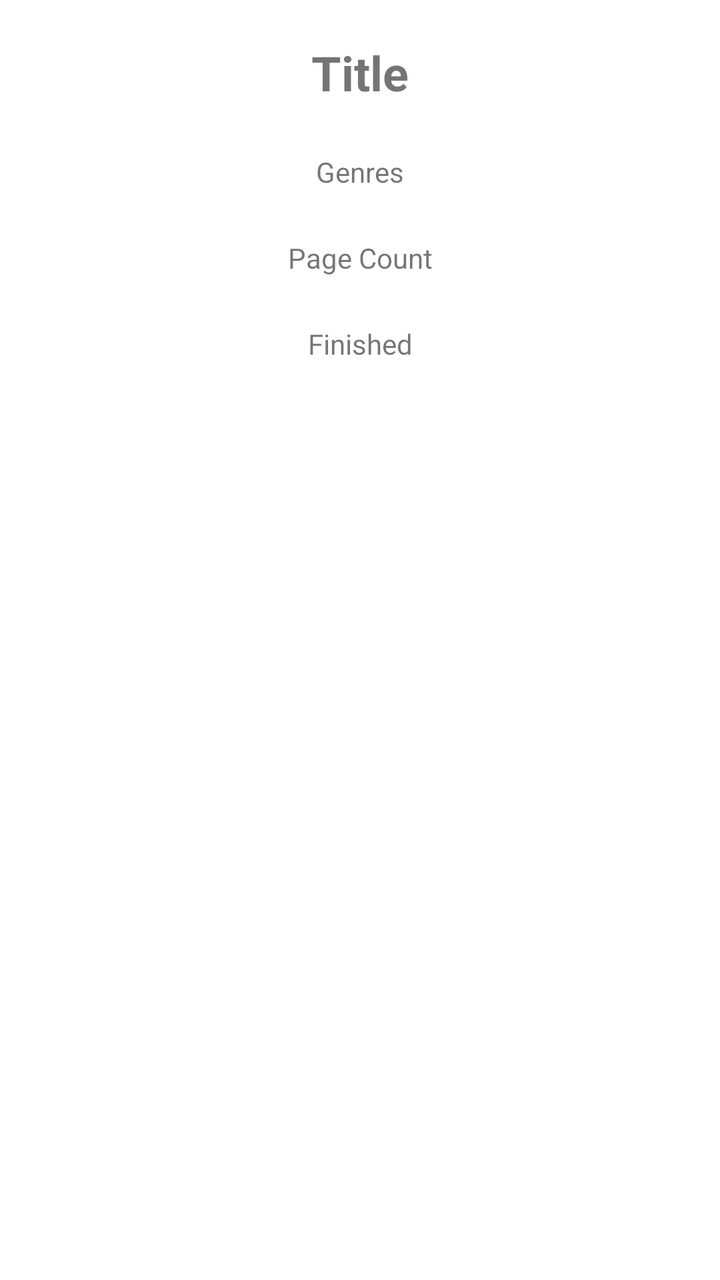
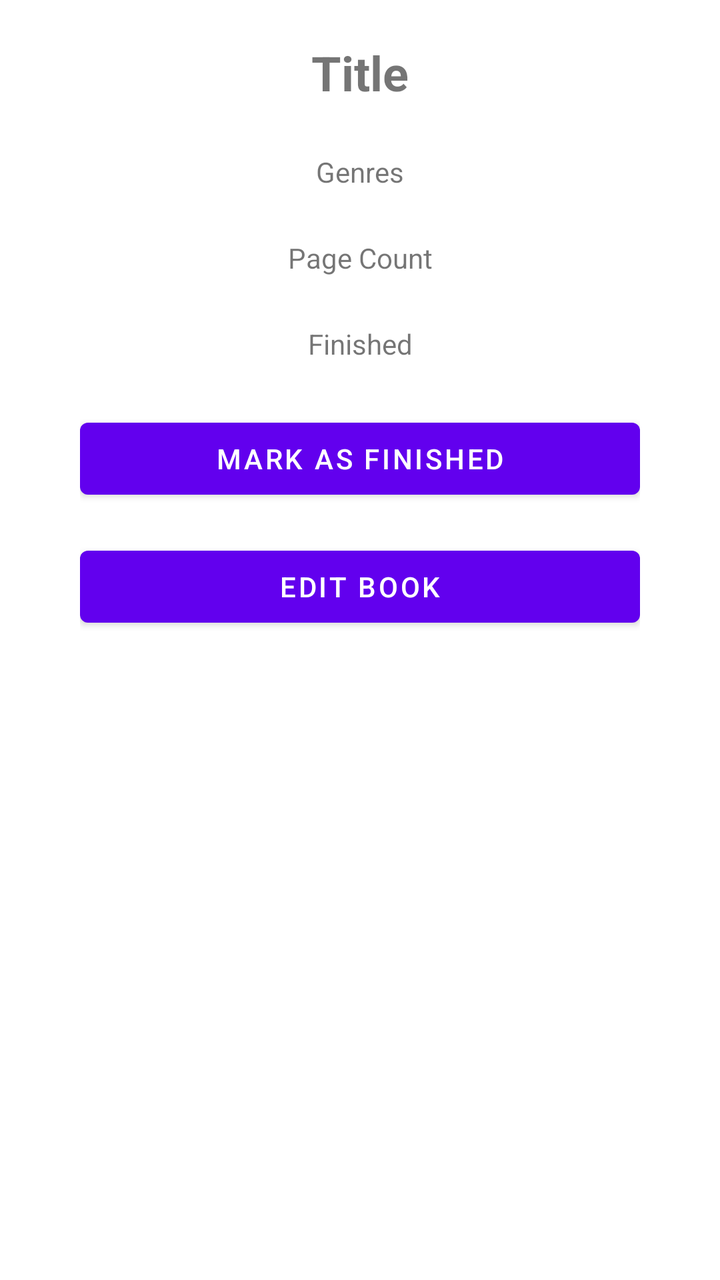

An Android layout rendered at two revisions. The XML below is the earlier revision; the diff shows what the commit changed to produce the second picture.
<!-- AndroidManifest.xml: application theme Theme.KirjaSovellus -->
<!-- res/layout/fragment_book_details.xml -->
<?xml version="1.0" encoding="utf-8"?>
<androidx.constraintlayout.widget.ConstraintLayout xmlns:android="http://schemas.android.com/apk/res/android"
    xmlns:app="http://schemas.android.com/apk/res-auto"
    xmlns:tools="http://schemas.android.com/tools"
    android:layout_width="match_parent"
    android:layout_height="match_parent"
    android:paddingHorizontal="40dp"
    android:paddingVertical="20dp"
    tools:context=".BookDetailsFragment">

    <TextView
        android:id="@+id/tvBookDetailsTitle"
        android:layout_width="wrap_content"
        android:layout_height="wrap_content"
        android:text="Title"
        android:textAlignment="center"
        android:textSize="24sp"
        android:textStyle="bold"
        app:layout_constraintEnd_toEndOf="parent"
        app:layout_constraintStart_toStartOf="parent"
        app:layout_constraintTop_toTopOf="parent" />

    <TextView
        android:id="@+id/tvBookDetailsGenres"
        android:layout_width="wrap_content"
        android:layout_height="wrap_content"
        android:layout_marginTop="24dp"
        android:text="Genres"
        app:layout_constraintEnd_toEndOf="parent"
        app:layout_constraintStart_toStartOf="parent"
        app:layout_constraintTop_toBottomOf="@+id/tvBookDetailsTitle" />

    <TextView
        android:id="@+id/tvBookDetailsPageCount"
        android:layout_width="wrap_content"
        android:layout_height="wrap_content"
        android:layout_marginTop="24dp"
        android:text="Page Count"
        app:layout_constraintEnd_toEndOf="parent"
        app:layout_constraintStart_toStartOf="parent"
        app:layout_constraintTop_toBottomOf="@+id/tvBookDetailsGenres" />

    <TextView
        android:id="@+id/tvBookDetailsFinished"
        android:layout_width="wrap_content"
        android:layout_height="wrap_content"
        android:layout_marginTop="24dp"
        android:text="Finished"
        app:layout_constraintEnd_toEndOf="parent"
        app:layout_constraintStart_toStartOf="parent"
        app:layout_constraintTop_toBottomOf="@+id/tvBookDetailsPageCount" />
</androidx.constraintlayout.widget.ConstraintLayout>
<!-- resources referenced by this layout -->
<resources>
  <style name="Theme.KirjaSovellus" parent="Theme.MaterialComponents.DayNight.DarkActionBar">
          
          <item name="colorPrimary">@color/purple_500</item>
          <item name="colorPrimaryVariant">@color/purple_700</item>
          <item name="colorOnPrimary">@color/white</item>
          
          <item name="colorSecondary">@color/teal_200</item>
          <item name="colorSecondaryVariant">@color/teal_700</item>
          <item name="colorOnSecondary">@color/black</item>
          
          <item name="android:statusBarColor" tools:targetApi="l">?attr/colorPrimaryVariant</item>
          
          <item name="windowNoTitle">true</item>
          <item name="windowActionBar">false</item>
      </style>
  <color name="purple_500">#FF6200EE</color>
  <color name="purple_700">#FF3700B3</color>
  <color name="white">#FFFFFFFF</color>
  <color name="teal_200">#FF03DAC5</color>
  <color name="teal_700">#FF018786</color>
  <color name="black">#FF000000</color>
</resources>

<!-- the commit's change to res/layout/fragment_book_details.xml (unified diff, before → after) -->
@@ -49,4 +49,24 @@
         app:layout_constraintEnd_toEndOf="parent"
         app:layout_constraintStart_toStartOf="parent"
         app:layout_constraintTop_toBottomOf="@+id/tvBookDetailsPageCount" />
+
+    <Button
+        android:id="@+id/btnMarkAsFinished"
+        android:layout_width="0dp"
+        android:layout_height="wrap_content"
+        android:layout_marginTop="24dp"
+        android:text="Mark as finished"
+        app:layout_constraintEnd_toEndOf="parent"
+        app:layout_constraintStart_toStartOf="parent"
+        app:layout_constraintTop_toBottomOf="@+id/tvBookDetailsFinished" />
+
+    <Button
+        android:id="@+id/btnEditBook"
+        android:layout_width="0dp"
+        android:layout_height="wrap_content"
+        android:layout_marginTop="16dp"
+        android:text="Edit book"
+        app:layout_constraintEnd_toEndOf="parent"
+        app:layout_constraintStart_toStartOf="parent"
+        app:layout_constraintTop_toBottomOf="@+id/btnMarkAsFinished" />
 </androidx.constraintlayout.widget.ConstraintLayout>
